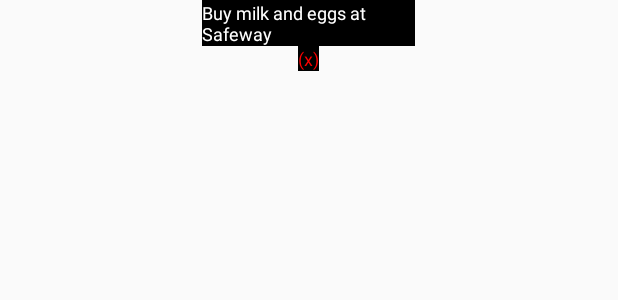
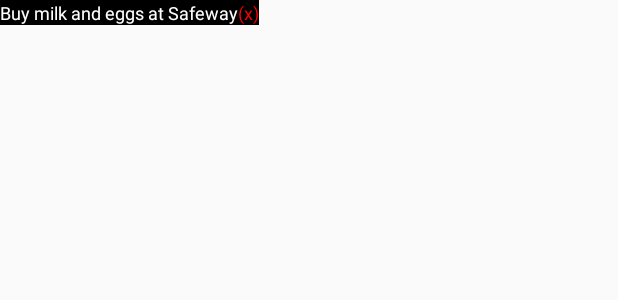
Before and after one commit to ps3btc/OneQuote, an Android app: the layout quote_head.xml on its own in the app's theme, with its tools: preview values and no code run, on a phone screen of 412 x 824 dp. Shown: the top 300 px of the screen. Run offline under Robolectric (Android 15) with nearby library versions, the phone set to English and light mode, and no system bars.

Commit message:
more cleanups

```diff
--- a/app/src/main/java/hatchingamazing/labs/onequote/MainActivity.java
+++ b/app/src/main/java/hatchingamazing/labs/onequote/MainActivity.java
@@ -18,16 +18,6 @@
         setContentView(R.layout.activity_main);
         Bundle bundle = getIntent().getExtras();
 
-        /*
-        if(bundle != null && bundle.getString("LAUNCH").equals("YES")) {
-            Intent serviceIntent = new Intent(MainActivity.this, QuoteHead.class);
-            EditText editText = (EditText) findViewById(R.id.reminderText);
-            serviceIntent.putExtra("KEY", editText.getText().toString());
-            startService(serviceIntent);
-            finish();
-        }
-        */
-
         Button launch = (Button)findViewById(R.id.button1);
         launch.setOnClickListener(new OnClickListener() {
             @Override
@@ -47,7 +37,6 @@
     @Override
     protected void onResume() {
         Bundle bundle = getIntent().getExtras();
-
         if(bundle != null && bundle.getString("LAUNCH").equals("YES")) {
             startService(new Intent(MainActivity.this, QuoteHead.class));
         }
--- a/app/src/main/java/hatchingamazing/labs/onequote/QuoteHead.java
+++ b/app/src/main/java/hatchingamazing/labs/onequote/QuoteHead.java
@@ -1,22 +1,14 @@
 package hatchingamazing.labs.onequote;
 
-import hatchingamazing.labs.onequote.R;
-
-import android.app.AlertDialog;
 import android.app.IntentService;
-import android.app.Service;
 import android.content.Context;
-import android.content.DialogInterface;
 import android.content.Intent;
 import android.graphics.PixelFormat;
-import android.os.IBinder;
 import android.view.Gravity;
 import android.view.LayoutInflater;
 import android.view.MotionEvent;
 import android.view.View;
 import android.view.WindowManager;
-import android.widget.Button;
-import android.widget.ImageView;
 import android.widget.TextView;
 
 // The QuoteHead class ...
@@ -39,7 +31,7 @@
     public void CreateAppHead() {
         LayoutInflater vi = (LayoutInflater) getApplicationContext().getSystemService(
                 Context.LAYOUT_INFLATER_SERVICE);
-        appHead = vi.inflate(R.layout.quote_head2, null);
+        appHead = vi.inflate(R.layout.quote_head, null);
         TextView textView = (TextView) appHead.findViewById(R.id.myImageViewText);
         if (messageToRemember == null) {
             messageToRemember = "default";
@@ -47,14 +39,7 @@
         textView.setText(messageToRemember);
         TextView textViewX = (TextView) appHead.findViewById(R.id.myImageViewTextX);
         textViewX.setOnClickListener(onClickListener);
-        /*
-        Button okButton = (Button) appHead.findViewById(R.id.dismissButton);
-        if (okButton != null) {
-            if (onClickListener != null) {
-                okButton.setOnClickListener(onClickListener);
-            }
-        }
-        */
+
         windowManager = (WindowManager) getSystemService(WINDOW_SERVICE);
         final WindowManager.LayoutParams params = new WindowManager.LayoutParams(
                 WindowManager.LayoutParams.WRAP_CONTENT,
@@ -96,7 +81,7 @@
                 }
             });
         } catch (Exception e) {
-            // TODO: handle exception
+            // Do something to handle the exception
         }
 
     }
@@ -112,7 +97,5 @@
         super.onDestroy();
         if (appHead != null) windowManager.removeView(appHead);
         CreateAppHead();
-        //windowManager.addView(appHead, params);
     }
-
 }
--- a/app/src/main/res/layout/quote_head.xml
+++ b/app/src/main/res/layout/quote_head.xml
@@ -1,67 +1,33 @@
 <?xml version="1.0" encoding="utf-8"?>
 
-<LinearLayout xmlns:android="http://schemas.android.com/apk/res/android"
-    android:orientation="vertical" android:layout_width="match_parent"
-    android:layout_height="match_parent">
-
-    <RelativeLayout
-        android:layout_width="142dp"
-        android:layout_height="141dp"
-        android:layout_gravity="center_horizontal">
-
-        <!--
 <TableLayout xmlns:android="http://schemas.android.com/apk/res/android"
-            android:id="@+id/tableLayout1"
-            android:layout_width="fill_parent"
-            android:layout_height="fill_parent" >
-        <TableRow android:id="@+id/tableRow1">
-        -->
-
-        <!--
-        </TableRow>
-    </TableLayout>
-        -->
-
-        <TableLayout
-            android:layout_width="fill_parent"
-            android:layout_height="fill_parent">
+    android:layout_width="match_parent" android:layout_height="match_parent">
 
     <TableRow
         android:layout_width="fill_parent"
         android:layout_height="fill_parent">
 
         <TextView
+            android:layout_width="wrap_content"
+            android:layout_height="wrap_content"
             android:id="@+id/myImageViewText"
             android:text="Buy milk and eggs at Safeway"
             android:textColor="#FFFFFF"
             android:background="#000000"
             android:textSize="12sp"
+            android:maxLines="1"
+            android:maxLength="72"
+            android:ellipsize="marquee"
+            android:layout_column="0" />
+
+        <TextView
             android:layout_width="wrap_content"
             android:layout_height="wrap_content"
-                    android:layout_alignParentTop="true"
-                    android:layout_alignParentLeft="true"
-                    android:layout_alignParentStart="true"
-                    android:layout_column="0" />
-            </TableRow>
-
-            <TableRow
-                android:layout_width="fill_parent"
-                android:layout_height="fill_parent">
-
-                <TextView
             android:id="@+id/myImageViewTextX"
             android:text="(x)"
             android:textColor="#FF0000"
             android:background="#000000"
             android:textSize="12sp"
-                    android:layout_alignParentTop="true"
-                    android:layout_toRightOf="@+id/myImageViewText"
-                    android:layout_width="match_parent"
-                    android:layout_height="wrap_content"
-                    android:layout_gravity="center_horizontal"
-                    android:layout_column="0" />
+            android:layout_column="1" />
     </TableRow>
 </TableLayout>
-    </RelativeLayout>
-
-</LinearLayout>
```
Also changed, not shown: app/src/main/AndroidManifest.xml (line endings or trailing spaces), 1 other file. Lines whose indentation alone changed are shown as unchanged.
